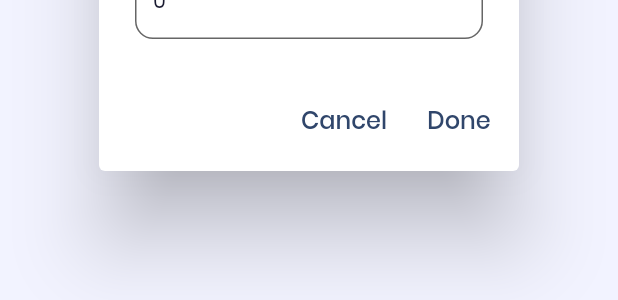
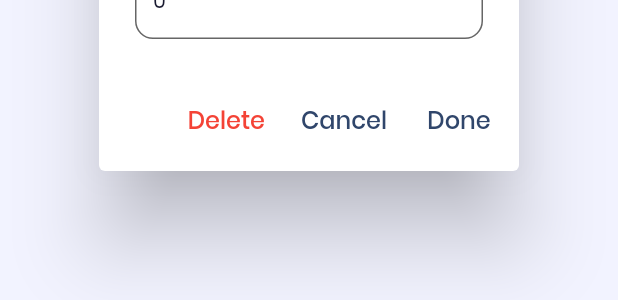
Before and after one commit to notAunty/habyte, a Flutter app: the RewardEdit widget shown alone on an empty page, opened directly, on a phone screen of 412 x 824 dp. Shown: the part 681-981 px from the top of the screen. Run offline on Flutter 3.47's test engine with Material 2 defaults, Android fonts, the phone set to English and light mode, and no system bars; our stand-ins replace auto_size_text, flutter_feather_icons, flutter_local_notifications, google_nav_bar, hive, hive_flutter and 5 more; accounts and stored records are empty.

Commit message:
added reward delete

```diff
--- a/lib/views/pages/rewards/reward_edit.dart
+++ b/lib/views/pages/rewards/reward_edit.dart
@@ -23,6 +23,13 @@ class RewardEdit extends StatelessWidget {
     return AlertDialog(
       title: Text(isUpdate ? 'Edit reward' : 'Create reward'),
       actions: <Widget>[
+        if (isUpdate) TextButton(
+          onPressed: () {
+            // TODO: wp - delete
+            Navigator.of(context).pop();
+          },
+          child: Text('Delete', style: TextStyle().copyWith(color: Colors.red),),
+        ),
         TextButton(
           onPressed: () => Navigator.of(context).pop(),
           child: const Text('Cancel'),
```
